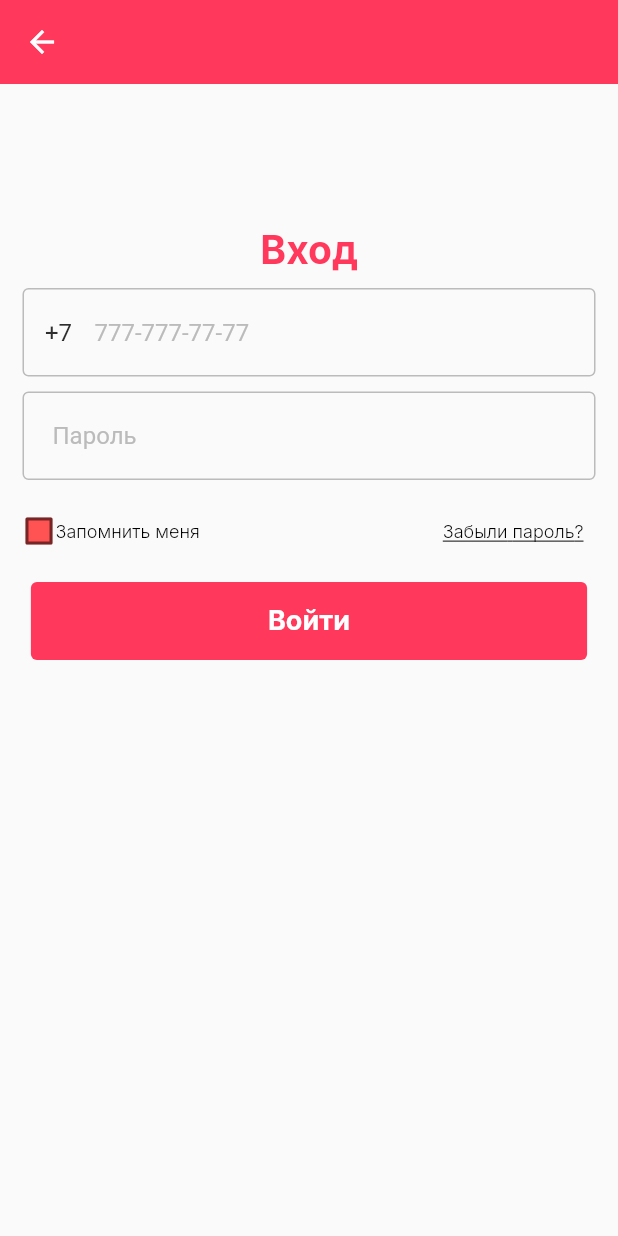
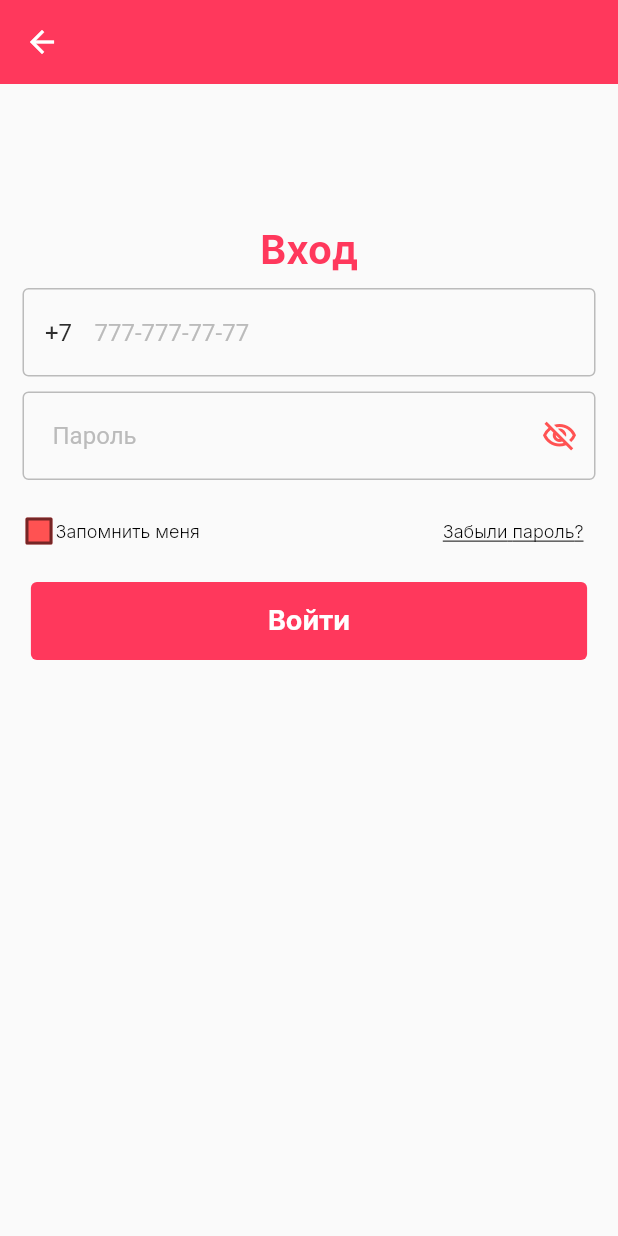
Before and after one commit to maratbekovaidar/sulu-mobile-application, a Flutter app: the screen it shows after launch, after a tap on "Войти", on a phone screen of 412 x 824 dp. Run offline on Flutter 3.47's test engine with Material 2 defaults, Android fonts, the phone set to English and light mode, and no system bars; our stand-ins replace bloc, cached_network_image, carousel_slider, chopper, dio, flutter_bloc and 9 more; missing offline and left inert: flutter_secure_storage_web, restart_app; accounts and stored records are empty; generated files the repository leaves out were written again; network calls fail.

Commit message:
feat(login): add password obscurity change button

```diff
--- a/lib/features/auth/views/screens/login_page.dart
+++ b/lib/features/auth/views/screens/login_page.dart
@@ -22,6 +22,9 @@ class _LoginPageState extends State<LoginPage> {
 
   /// Checkbox
   bool isChecked = false;
+
+  /// Password Visibility
+  bool passwordObscurity = true;
 
 
   /// TextField Controller
@@ -113,9 +116,20 @@ class _LoginPageState extends State<LoginPage> {
 
                 /// Password
                 TextField(
-                  obscureText: true,
-                  decoration: const InputDecoration(
-                      hintText: "Пароль"
+                  obscureText: passwordObscurity,
+                  decoration: InputDecoration(
+                    hintText: "Пароль",
+                    suffixIcon: IconButton(
+                      onPressed: () {
+                        setState(() {
+                          passwordObscurity = !passwordObscurity;
+                        });
+                      },
+                      icon: Icon(
+                        passwordObscurity ? Icons.visibility_off_outlined : Icons.visibility_outlined,
+                        color: Colors.redAccent,
+                      )
+                    )
                   ),
                   controller: passwordController,
                 ),
```
